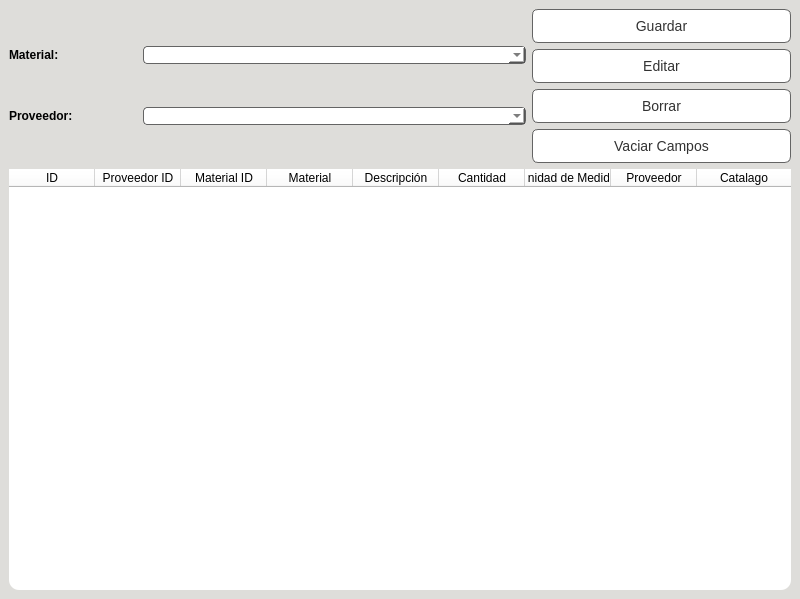
The window that Proyecto/Interfaces/Ui/Materiales_por_proveedor_window.ui (EdCenten0/MAPA-Python) describes before a commit, drawn with Qt 5.
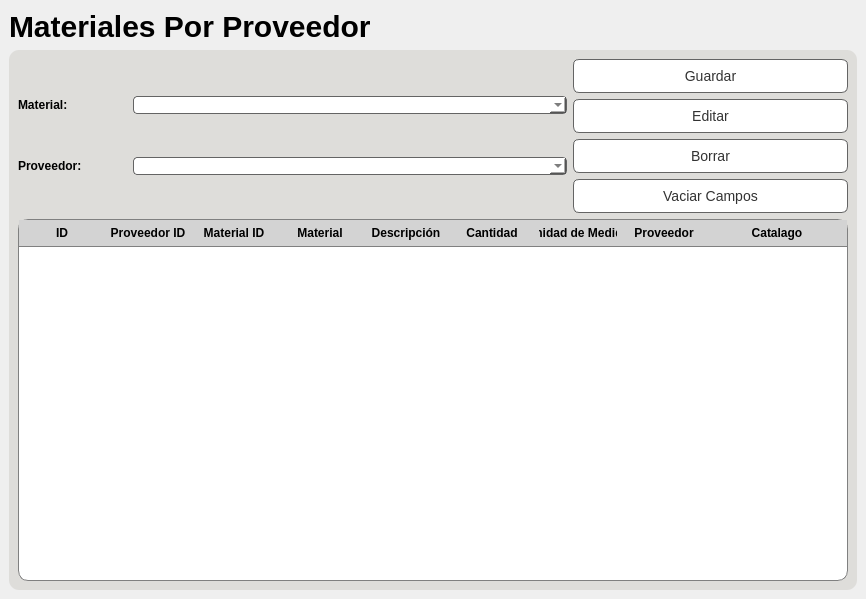
The same window after the commit.

Commit message: Cambios en el diseño de interfaz de materiales por proveedor

```diff
--- a/Proyecto/Interfaces/Ui/Materiales_por_proveedor_window.ui
+++ b/Proyecto/Interfaces/Ui/Materiales_por_proveedor_window.ui
@@ -6,7 +6,7 @@
    <rect>
     <x>0</x>
     <y>0</y>
-    <width>800</width>
+    <width>866</width>
     <height>599</height>
    </rect>
   </property>
@@ -20,24 +20,58 @@
    <bool>false</bool>
   </property>
   <property name="styleSheet">
-   <string notr="true">background-color: rgb(222, 221, 218);
-border-radius:10%;
-</string>
+   <string notr="true"/>
   </property>
   <property name="toolButtonStyle">
    <enum>Qt::ToolButtonIconOnly</enum>
   </property>
   <widget class="QWidget" name="centralwidget">
+   <layout class="QGridLayout" name="gridLayout_4">
+    <item row="0" column="0">
+     <widget class="QLabel" name="label">
+      <property name="styleSheet">
+       <string notr="true">font-family:&quot;Inter&quot;, sans-serif;
+font-size:30px;
+font-weight:500;</string>
+      </property>
+      <property name="text">
+       <string>Materiales Por Proveedor</string>
+      </property>
+     </widget>
+    </item>
+    <item row="1" column="0">
+     <widget class="QFrame" name="frame">
+      <property name="styleSheet">
+       <string notr="true">background-color: rgb(222, 221, 218);
+border-radius:10%;
+</string>
+      </property>
+      <property name="frameShape">
+       <enum>QFrame::StyledPanel</enum>
+      </property>
+      <property name="frameShadow">
+       <enum>QFrame::Raised</enum>
+      </property>
    <layout class="QGridLayout" name="gridLayout">
     <item row="0" column="0">
-     <layout class="QVBoxLayout" name="verticalLayout" stretch="1,1">
+        <layout class="QVBoxLayout" name="verticalLayout" stretch="0,1">
       <item>
        <layout class="QGridLayout" name="gridLayout_2" columnstretch="2,1">
         <item row="0" column="0">
-         <layout class="QGridLayout" name="gridLayout_3" rowstretch="0,0" columnstretch="1,3">
+            <layout class="QGridLayout" name="gridLayout_3" rowstretch="0,0" columnstretch="1,4">
           <property name="topMargin">
            <number>0</number>
           </property>
+             <item row="1" column="1">
+              <widget class="QComboBox" name="cb_proveedor">
+               <property name="styleSheet">
+                <string notr="true">background-color:rgb(255, 255, 255);
+border:1px solid rgb(100,100,100);
+color:rgb(50,50,50);
+border-radius:4px;</string>
+               </property>
+              </widget>
+             </item>
           <item row="0" column="1">
            <widget class="QComboBox" name="cb_material">
             <property name="styleSheet">
@@ -64,16 +98,6 @@
             </property>
            </widget>
           </item>
-          <item row="1" column="1">
-           <widget class="QComboBox" name="cb_proveedor">
-            <property name="styleSheet">
-             <string notr="true">background-color:rgb(255, 255, 255);
-border:1px solid rgb(100,100,100);
-color:rgb(50,50,50);
-border-radius:4px;</string>
-            </property>
-           </widget>
-          </item>
           <item row="0" column="0">
            <widget class="QLabel" name="label_4">
             <property name="styleSheet">
@@ -227,7 +251,60 @@
            <enum>Qt::LeftToRight</enum>
           </property>
           <property name="styleSheet">
-           <string notr="true">background-color: rgb(255, 255, 255);</string>
+              <string notr="true">QTableView QHeaderView::section {
+    font-size: 12px;
+    font-weight: bold;
+    background-color: lightgray;
+    padding: 4px;
+    border: none;
+    border-bottom: 1px solid gray;
+}
+
+QTableView {
+    background-color: white;
+    border: 1px solid gray;
+}
+
+QTableView QScrollBar:vertical {
+    width: 14px;
+    background-color: lightgray;
+}
+
+QTableView QScrollBar::handle:vertical {
+    background-color: gray;
+    border-radius: 7px;
+}
+
+QTableView QScrollBar::add-line:vertical,
+QTableView QScrollBar::sub-line:vertical {
+    background-color: transparent;
+}
+
+QTableView QScrollBar::add-page:vertical,
+QTableView QScrollBar::sub-page:vertical {
+    background-color: transparent;
+}
+
+QTableView QScrollBar:horizontal {
+    height: 14px;
+    background-color: lightgray;
+}
+
+QTableView QScrollBar::handle:horizontal {
+    background-color: gray;
+    border-radius: 7px;
+}
+
+QTableView QScrollBar::add-line:horizontal,
+QTableView QScrollBar::sub-line:horizontal {
+    background-color: transparent;
+}
+
+QTableView QScrollBar::add-page:horizontal,
+QTableView QScrollBar::sub-page:horizontal {
+    background-color: transparent;
+}
+</string>
           </property>
           <property name="frameShape">
            <enum>QFrame::StyledPanel</enum>
@@ -333,6 +410,9 @@
        </layout>
       </item>
      </layout>
+       </item>
+      </layout>
+     </widget>
     </item>
    </layout>
   </widget>
```
Lines whose indentation alone changed are shown as unchanged. The commit also changes 1 other file.
